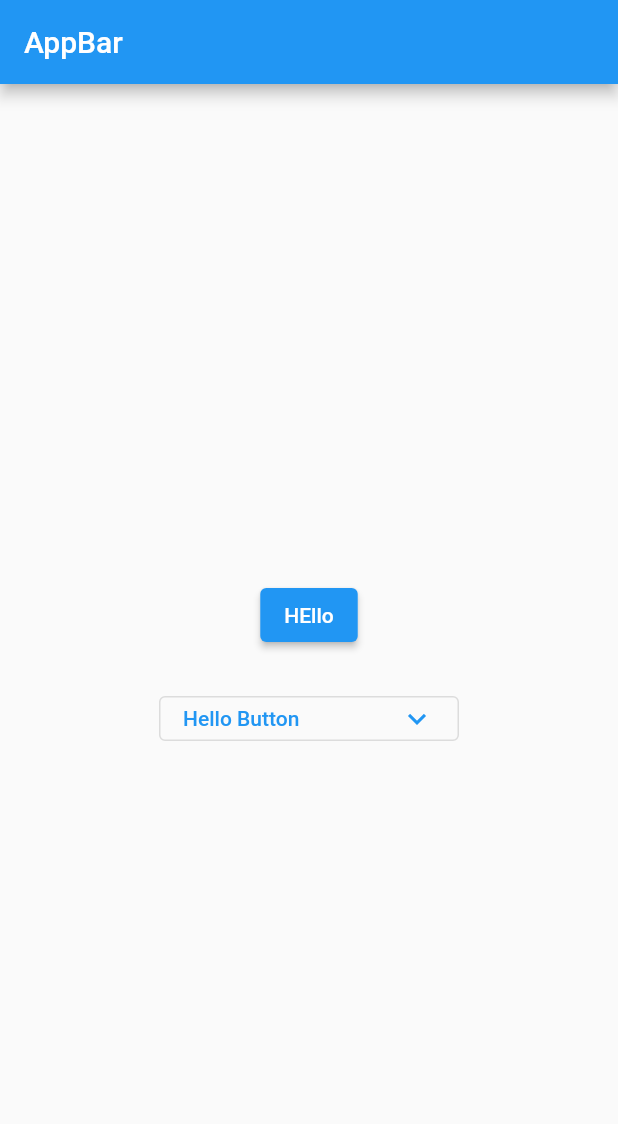
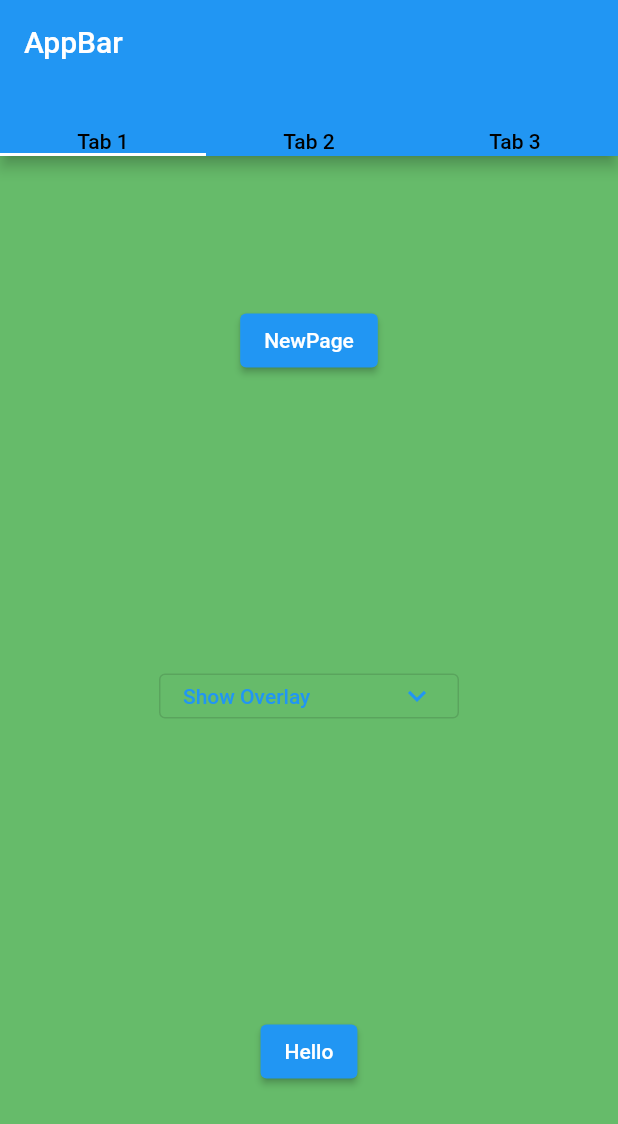
Before and after one commit to anivkuttan/overlayWidget, a Flutter app: the screen it shows after launch, on a phone screen of 412 x 824 dp. Shown: the top 1124 px of the screen. Run offline on Flutter 3.47's test engine with Material 2 defaults, Android fonts, the light colour scheme and no system bars.

Commit message:
Tab bar added

```diff
--- a/lib/main.dart
+++ b/lib/main.dart
@@ -27,20 +27,126 @@ class _HomePageState extends State<HomePage> {
   @override
   Widget build(BuildContext context) {
     return SafeArea(
+      child: DefaultTabController(
+        length: 3,
         child: Scaffold(
           appBar: AppBar(
             title: const Text('AppBar'),
+            bottom: const TabBar(
+              tabs: [
+                Text(
+                  "Tab 1",
+                  style: TextStyle(color: Colors.black),
                 ),
-        body: Center(
+                Text(
+                  "Tab 2",
+                  style: TextStyle(color: Colors.black),
+                ),
+                Text(
+                  "Tab 3",
+                  style: TextStyle(color: Colors.black),
+                ),
+              ],
+            ),
+          ),
+          body: TabBarView(
+            children: [
+              Container(
+                color: Colors.green.shade400,
+                child: Center(
                   child: Column(
-            mainAxisAlignment: MainAxisAlignment.center,
+                    mainAxisAlignment: MainAxisAlignment.spaceAround,
                     children: [
                       ElevatedButton(
-                child: const Text("HEllo"),
-                onPressed: () {},
+                        onPressed: () {
+                          Navigator.of(context).push(
+                            MaterialPageRoute(builder: (context) {
+                              return const SecondPage();
+                            }),
+                          );
+                        },
+                        child: const Text("NewPage"),
                       ),
-              const SizedBox(height: 30),
                       const OverlayButton(),
+                      ElevatedButton(
+                        child: const Text("Hello"),
+                        onPressed: () {
+                          print("Hello button Pressed");
+                          ScaffoldMessenger.of(context).showSnackBar(
+                            const SnackBar(
+                              content: Text("ButtonPressed"),
+                            ),
+                          );
+                        },
+                      ),
+                    ],
+                  ),
+                ),
+              ),
+              Container(
+                color: Colors.yellow.shade300,
+                child: Center(
+                  child: Column(
+                    mainAxisAlignment: MainAxisAlignment.spaceAround,
+                    children: [
+                      ElevatedButton(
+                        onPressed: () {
+                          Navigator.of(context).push(
+                            MaterialPageRoute(builder: (context) {
+                              return const SecondPage();
+                            }),
+                          );
+                        },
+                        child: const Text("NewPage"),
+                      ),
+                      const OverlayButton(),
+                      ElevatedButton(
+                        child: const Text("Hello"),
+                        onPressed: () {
+                          print("Hello button Pressed");
+                          ScaffoldMessenger.of(context).showSnackBar(
+                            const SnackBar(
+                              content: Text("ButtonPressed"),
+                            ),
+                          );
+                        },
+                      ),
+                    ],
+                  ),
+                ),
+              ),
+              Container(
+                color: Colors.pink.shade400,
+                child: Center(
+                  child: Column(
+                    mainAxisAlignment: MainAxisAlignment.spaceAround,
+                    children: [
+                      ElevatedButton(
+                        onPressed: () {
+                          Navigator.of(context).push(
+                            MaterialPageRoute(builder: (context) {
+                              return const SecondPage();
+                            }),
+                          );
+                        },
+                        child: const Text("NewPage"),
+                      ),
+                      const OverlayButton(),
+                      ElevatedButton(
+                        child: const Text("Hello"),
+                        onPressed: () {
+                          print("Hello button Pressed");
+                          ScaffoldMessenger.of(context).showSnackBar(
+                            const SnackBar(
+                              content: Text("ButtonPressed"),
+                            ),
+                          );
+                        },
+                      ),
+                    ],
+                  ),
+                ),
+              ),
             ],
           ),
         ),
@@ -100,7 +206,7 @@ class _OverlayButtonState extends State<OverlayButton> {
           child: Row(
             mainAxisAlignment: MainAxisAlignment.spaceBetween,
             children: [
-              const Text("Hello Button"),
+              Text(_isOverlayOpen ? "Hide overlay" : "Show Overlay"),
               Icon(_isOverlayOpen ? Icons.expand_less : Icons.expand_more),
             ],
           ),
@@ -187,3 +293,24 @@ class _OverlayButtonState extends State<OverlayButton> {
     });
   }
 }
+
+class SecondPage extends StatefulWidget {
+  const SecondPage({Key? key}) : super(key: key);
+
+  @override
+  State<SecondPage> createState() => _SecondPageState();
+}
+
+class _SecondPageState extends State<SecondPage> {
+  @override
+  Widget build(BuildContext context) {
+    return Scaffold(
+      appBar: AppBar(
+        title: const Text("Second Page"),
+      ),
+      body: const Center(
+        child: Text("SecondPage"),
+      ),
+    );
+  }
+}
```
Lines whose indentation alone changed are shown as unchanged.
